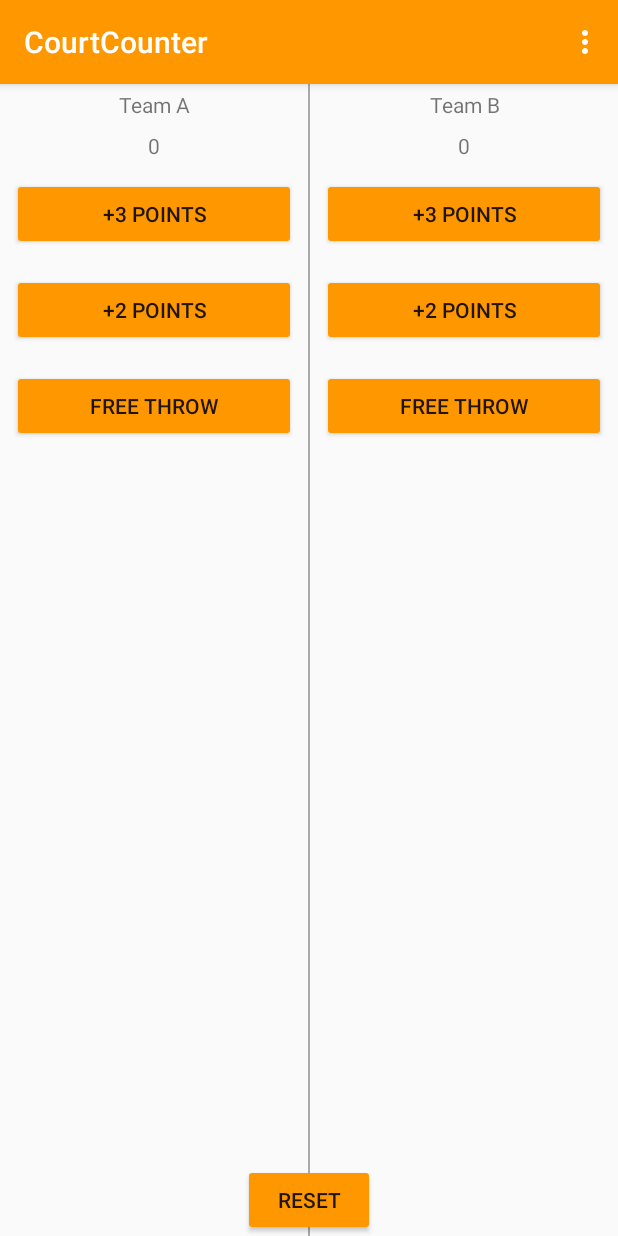
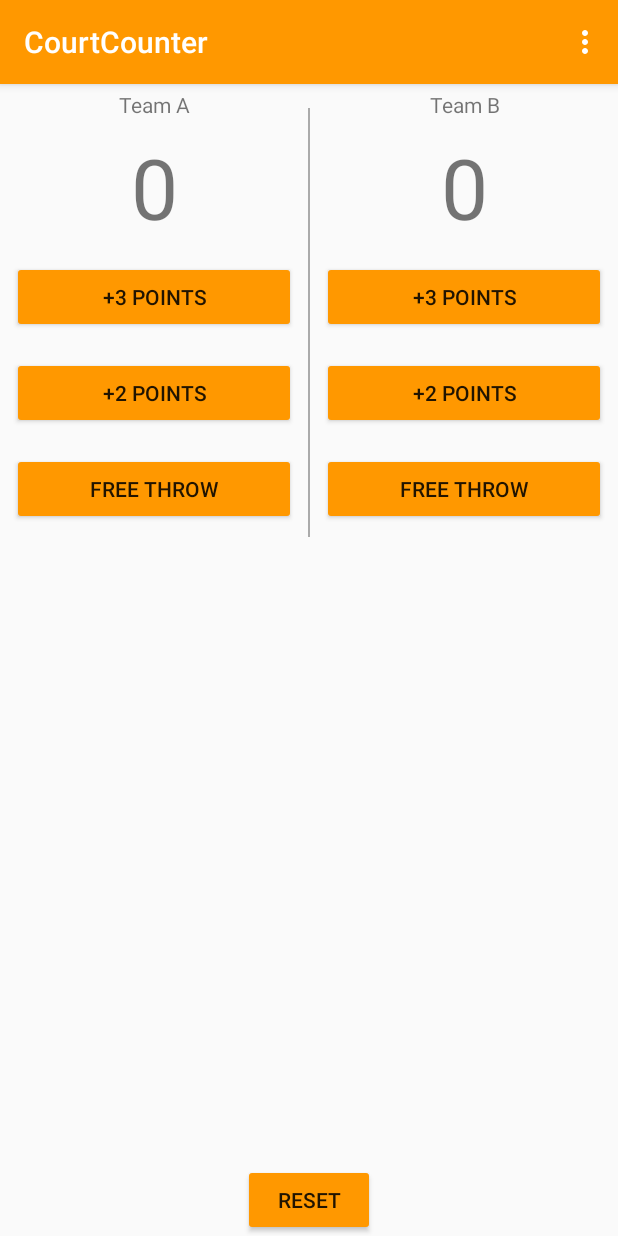
Before and after one commit to skritichauhan/Basic_Android-CourtCounter, an Android app: the screen it shows after launch (MainActivity), on a phone screen of 412 x 824 dp. Run offline under Robolectric (Android 15) with nearby library versions, the phone set to English and light mode, and no system bars.

Commit message:
Added some style changes.

```diff
--- a/app/src/main/res/layout/activity_main.xml
+++ b/app/src/main/res/layout/activity_main.xml
@@ -9,7 +9,7 @@
     <LinearLayout
 
         android:layout_width="match_parent"
-        android:layout_height="match_parent"
+        android:layout_height="wrap_content"
         android:orientation="horizontal">
 
         <LinearLayout
@@ -24,7 +24,8 @@
                 android:layout_height="wrap_content"
                 android:gravity="center_horizontal"
                 android:padding="4dp"
-                android:text="Team A" />
+                android:text="Team A"
+                android:textSize="14sp" />
 
             <TextView
                 android:id="@+id/team_a_score"
@@ -32,18 +33,19 @@
                 android:layout_height="wrap_content"
                 android:gravity="center_horizontal"
                 android:padding="4dp"
-                android:text="0" />
+                android:text="0"
+                android:textSize="56sp" />
 
             <Button
                 android:layout_width="match_parent"
-                android:layout_height="match_parent"
+                android:layout_height="wrap_content"
                 android:layout_margin="8dp"
                 android:onClick="addThreeForTeamA"
                 android:text="+3 points" />
 
             <Button
                 android:layout_width="match_parent"
-                android:layout_height="match_parent"
+                android:layout_height="wrap_content"
                 android:layout_margin="8dp"
                 android:onClick="addTwoForTeamA"
                 android:text="+2 points" />
@@ -61,6 +63,7 @@
             android:id="@+id/myview"
             android:layout_width="1dp"
             android:layout_height="match_parent"
+            android:layout_marginTop="16dp"
             android:background="@android:color/darker_gray"
             />
         <LinearLayout
@@ -76,7 +79,8 @@
                 android:layout_height="wrap_content"
                 android:gravity="center_horizontal"
                 android:padding="4dp"
-                android:text="Team B" />
+                android:text="Team B"
+                android:textSize="14sp" />
 
             <TextView
                 android:id="@+id/team_b_score"
@@ -84,7 +88,8 @@
                 android:layout_height="wrap_content"
                 android:gravity="center_horizontal"
                 android:padding="4dp"
-                android:text="0" />
+                android:text="0"
+                android:textSize="56sp" />
 
             <Button
                 android:layout_width="match_parent"
```
